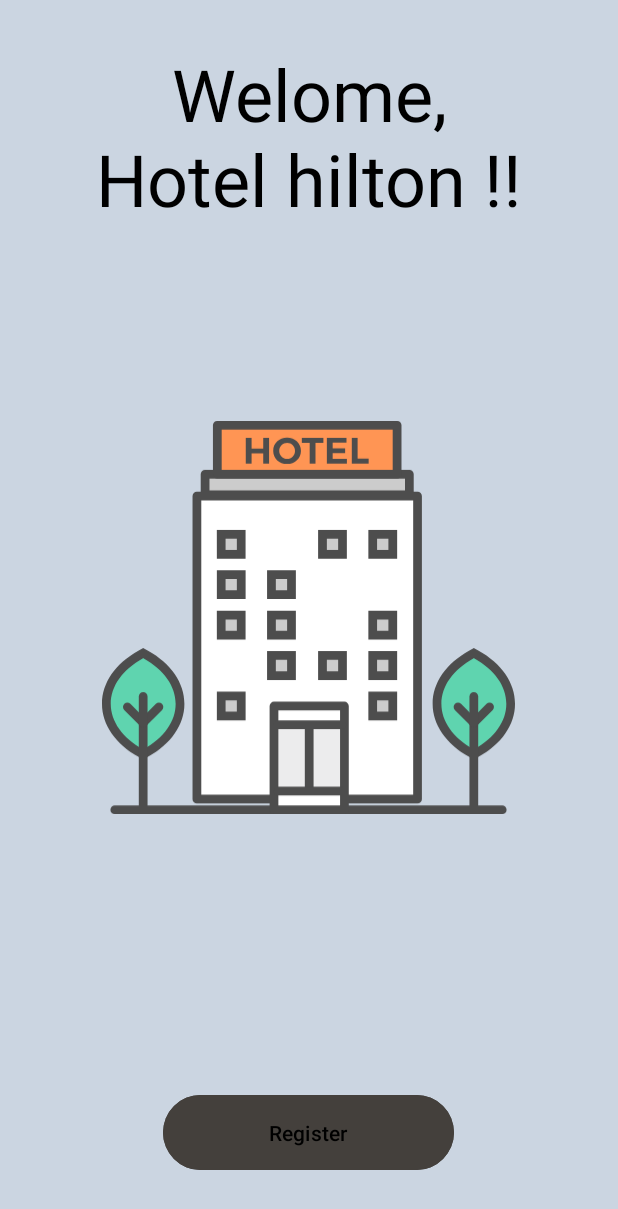
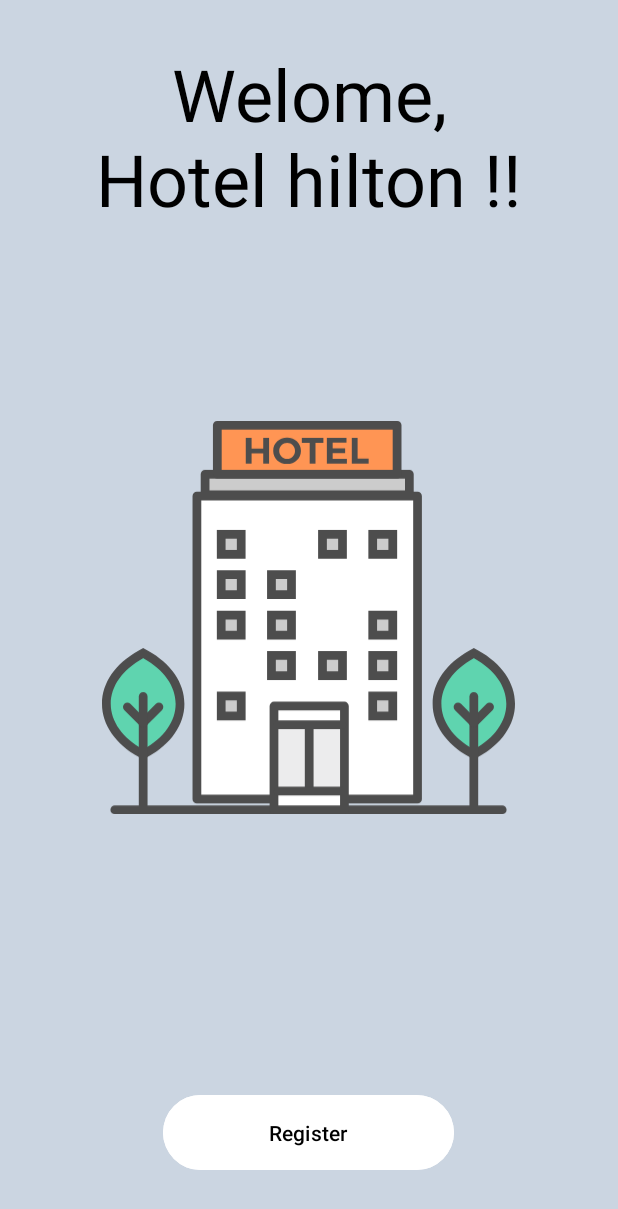
Before and after one commit to martinpez/hotel_servicios, an Android app: the screen it shows after launch (MainActivity), on a phone screen of 412 x 824 dp. Shown: the top 1209 px of the screen. Run offline under Robolectric (Android 15) with nearby library versions, the phone set to English and light mode, and no system bars; Roboto replaces fonts that are not available here.

Commit message:
complete for the user P2

```diff
--- a/app/src/main/res/layout/frame.xml
+++ b/app/src/main/res/layout/frame.xml
@@ -24,7 +24,7 @@
         android:layout_height="58dp"
         android:layout_gravity="bottom|center"
         android:layout_marginBottom="40dp"
-        android:backgroundTint="@color/my_spinner_text_color"
+        android:backgroundTint="@color/white"
         android:text="@string/btn_frame"
         android:textColor="#000000" />
 
--- a/app/src/main/res/layout/relative.xml
+++ b/app/src/main/res/layout/relative.xml
@@ -145,8 +145,8 @@
         android:layout_alignEnd="@+id/spinner_cargo"
         android:layout_marginTop="582dp"
         android:layout_marginEnd="107dp"
-        android:backgroundTint="#FFFFFF"
 
+        android:backgroundTint="@color/white"
         android:text="@string/btnreserv"
         android:textColor="@color/cafe"
         android:textSize="15dp" />
--- a/app/src/main/res/values/colors.xml
+++ b/app/src/main/res/values/colors.xml
@@ -9,6 +9,6 @@
     <color name="cafe_os">#57534e</color>
     <color name="base">#cbd5e1</color>
     <item name="my_spinner_text_color"  type="color">#44403c</item>
-    <item name="my_spinner_text_color2"  type="color">#FFFFFFFF</item>
+
 
 </resources>
```
